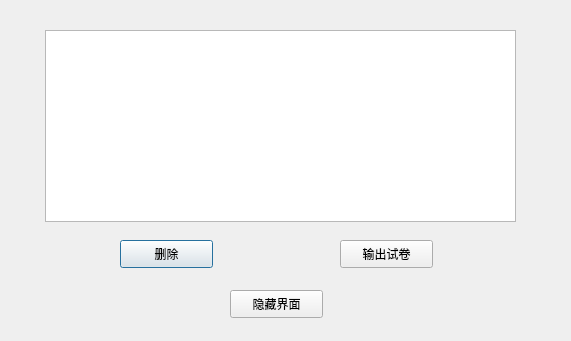
YongmaoLuo/Exam_Paper_and_Question_Bank_Management_System, file Front-end/Exam_Paper_and_Question_Bank_Management_System/paperproductiondialog.ui: the form before one commit.
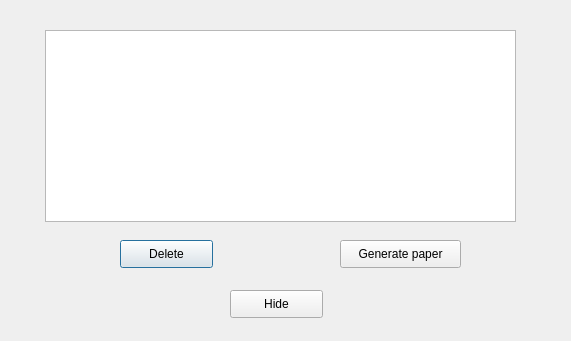
The form after the commit.

Diff of the .ui file:
```diff
--- a/Front-end/Exam_Paper_and_Question_Bank_Management_System/paperproductiondialog.ui
+++ b/Front-end/Exam_Paper_and_Question_Bank_Management_System/paperproductiondialog.ui
@@ -33,7 +33,7 @@
     </rect>
    </property>
    <property name="text">
-    <string>删除</string>
+    <string>Delete</string>
    </property>
   </widget>
   <widget class="QPushButton" name="outputButton">
@@ -41,12 +41,12 @@
     <rect>
      <x>340</x>
      <y>240</y>
-     <width>93</width>
+     <width>121</width>
      <height>28</height>
     </rect>
    </property>
    <property name="text">
-    <string>输出试卷</string>
+    <string>Generate paper</string>
    </property>
   </widget>
   <widget class="QPushButton" name="hideButton">
@@ -59,7 +59,7 @@
     </rect>
    </property>
    <property name="text">
-    <string>隐藏界面</string>
+    <string>Hide</string>
    </property>
   </widget>
  </widget>
```
